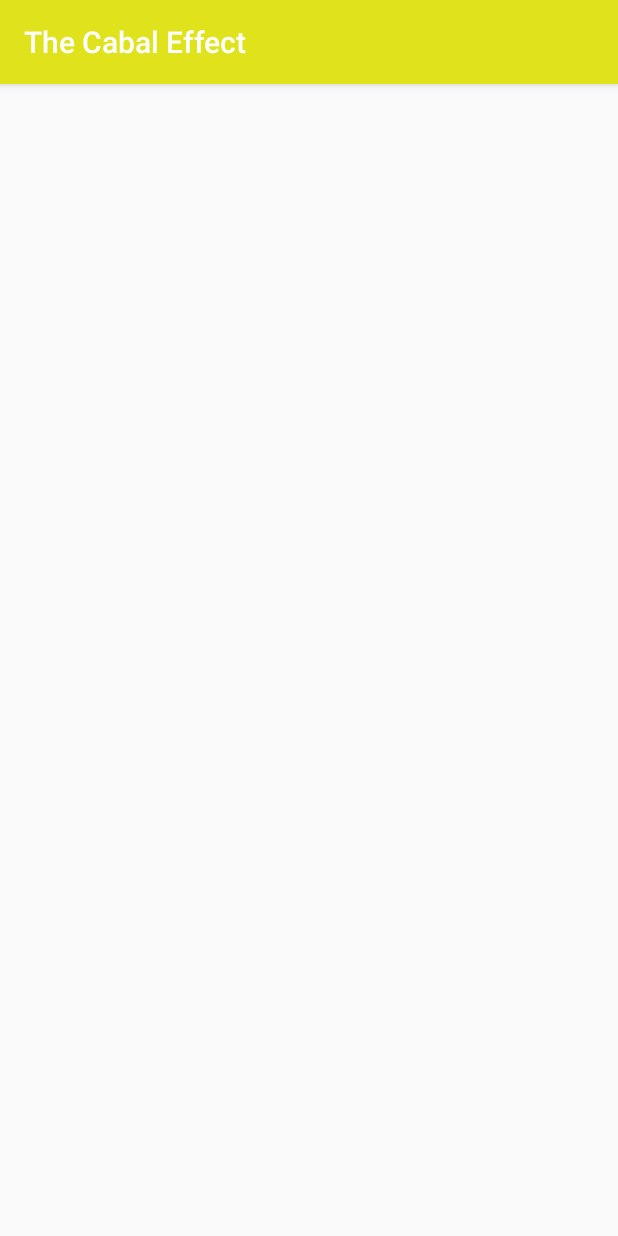
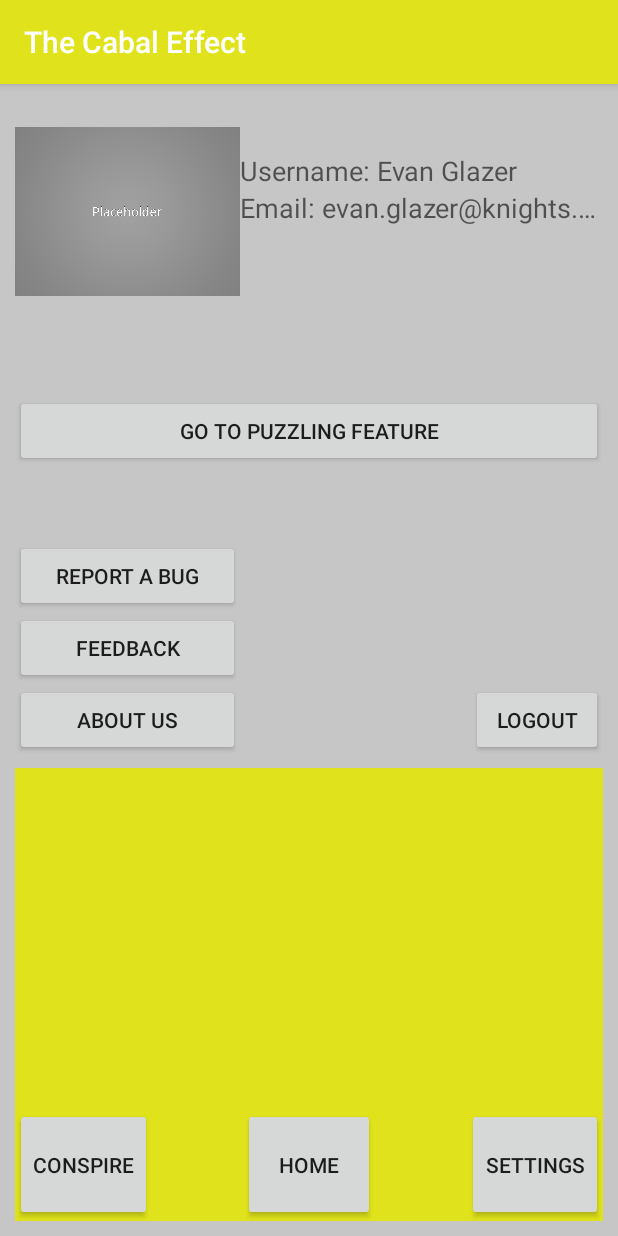
Before and after one commit to WilliamRADFunk/conspiracy, an Android app: the SettingsActivity screen opened directly, with no data from a screen before it, on a phone screen of 412 x 824 dp. Run offline under Robolectric (Android 15) with nearby library versions, the phone set to English and light mode, and no system bars; libraries missing offline, so code that uses them is left out: com.parse.

```diff
--- a/TheCabalEffect2/app/src/main/java/com/evanglazer/thecabaleffect/FeedsActivity.java
+++ b/TheCabalEffect2/app/src/main/java/com/evanglazer/thecabaleffect/FeedsActivity.java
@@ -20,6 +20,8 @@ public class FeedsActivity extends AppCompatActivity {
         setContentView(R.layout.feeds_activity);
 
         fm.beginTransaction().replace(R.id.feeds, new NavBarFragment());
+
+
     }
 
 }
--- a/TheCabalEffect2/app/src/main/java/com/evanglazer/thecabaleffect/SettingsActivity.java
+++ b/TheCabalEffect2/app/src/main/java/com/evanglazer/thecabaleffect/SettingsActivity.java
@@ -1,10 +1,16 @@
 package com.evanglazer.thecabaleffect;
 
+import android.app.FragmentManager;
+import android.content.Intent;
 import android.os.Bundle;
 import android.support.v7.app.AppCompatActivity;
+import android.view.View;
 import android.widget.Button;
 import android.widget.ImageView;
 import android.widget.TextView;
+
+import com.evanglazer.thecabaleffect.fragments.NavBarFragment;
+import com.parse.ParseUser;
 
 /**
  * Created by Evan on 1/16/2016.
@@ -20,9 +26,63 @@ public class SettingsActivity extends AppCompatActivity {
     Button aboutus;
     Button logout;
 
-
+    FragmentManager fm = getFragmentManager();
     @Override
     protected void onCreate(Bundle savedInstanceState) {
         super.onCreate(savedInstanceState);
+        setContentView(R.layout.settings_layout);
+        name = (TextView) findViewById(R.id.settingsName);
+        email = (TextView) findViewById(R.id.settingsEmail);
+        avatar = (ImageView) findViewById(R.id.imageView3);
+
+        fm.beginTransaction().replace(R.id.settings, new NavBarFragment());
+
+        puzzlingFeature = (Button) findViewById(R.id.puzzling);
+        reportBug = (Button) findViewById(R.id.reportBug);
+        feedback = (Button) findViewById(R.id.feedback);
+        aboutus = (Button) findViewById(R.id.about);
+        logout = (Button) findViewById(R.id.logout);
+
+        puzzlingFeature.setOnClickListener(new View.OnClickListener() {
+            @Override
+            public void onClick(View v) {
+
+            }
+        });
+
+
+        reportBug.setOnClickListener(new View.OnClickListener() {
+            @Override
+            public void onClick(View v) {
+
+            }
+        });
+
+
+
+        feedback.setOnClickListener(new View.OnClickListener() {
+            @Override
+            public void onClick(View v) {
+
+            }
+        });
+
+
+        aboutus.setOnClickListener(new View.OnClickListener() {
+            @Override
+            public void onClick(View v) {
+
+            }
+        });
+
+
+        logout.setOnClickListener(new View.OnClickListener() {
+            @Override
+            public void onClick(View v) {
+                //LOGOUT
+                ParseUser.getCurrentUser().logOut();
+                startActivity(new Intent(SettingsActivity.this, MainActivity.class));
+            }
+        });
     }
 }
--- a/TheCabalEffect2/app/src/main/java/com/evanglazer/thecabaleffect/parse/Service.java
+++ b/TheCabalEffect2/app/src/main/java/com/evanglazer/thecabaleffect/parse/Service.java
@@ -3,7 +3,9 @@ package com.evanglazer.thecabaleffect.parse;
 import android.app.Application;
 
 import com.evanglazer.thecabaleffect.R;
+import com.evanglazer.thecabaleffect.models.feeds;
 import com.parse.Parse;
+import com.parse.ParseObject;
 
 /**
  * Created by Evan on 1/16/2016.
@@ -12,6 +14,7 @@ public class Service extends Application {
 
     @Override
     public void onCreate() {
+        ParseObject.registerSubclass(feeds.class);
         Parse.initialize(this, getString(R.string.parse_app_id), getString(R.string.parse_client_key));
     }
 }
--- a/TheCabalEffect2/app/src/main/res/layout/settings_layout.xml
+++ b/TheCabalEffect2/app/src/main/res/layout/settings_layout.xml
@@ -3,7 +3,7 @@
     xmlns:tools="http://schemas.android.com/tools"
     android:layout_width="wrap_content"
     android:background="@color/colorPrimaryDark"
-    android:id="@+id/feedsDetail"
+    android:id="@+id/settings"
     android:padding="10dp"
     android:layout_height="wrap_content">
 
```
Also changed, not shown: TheCabalEffect2/app/src/main/java/com/evanglazer/thecabaleffect/fragments/NavBarFragment.java (+10 -13 lines), TheCabalEffect2/app/src/main/java/com/evanglazer/thecabaleffect/models/feeds.java (added, +24 -0 lines).
